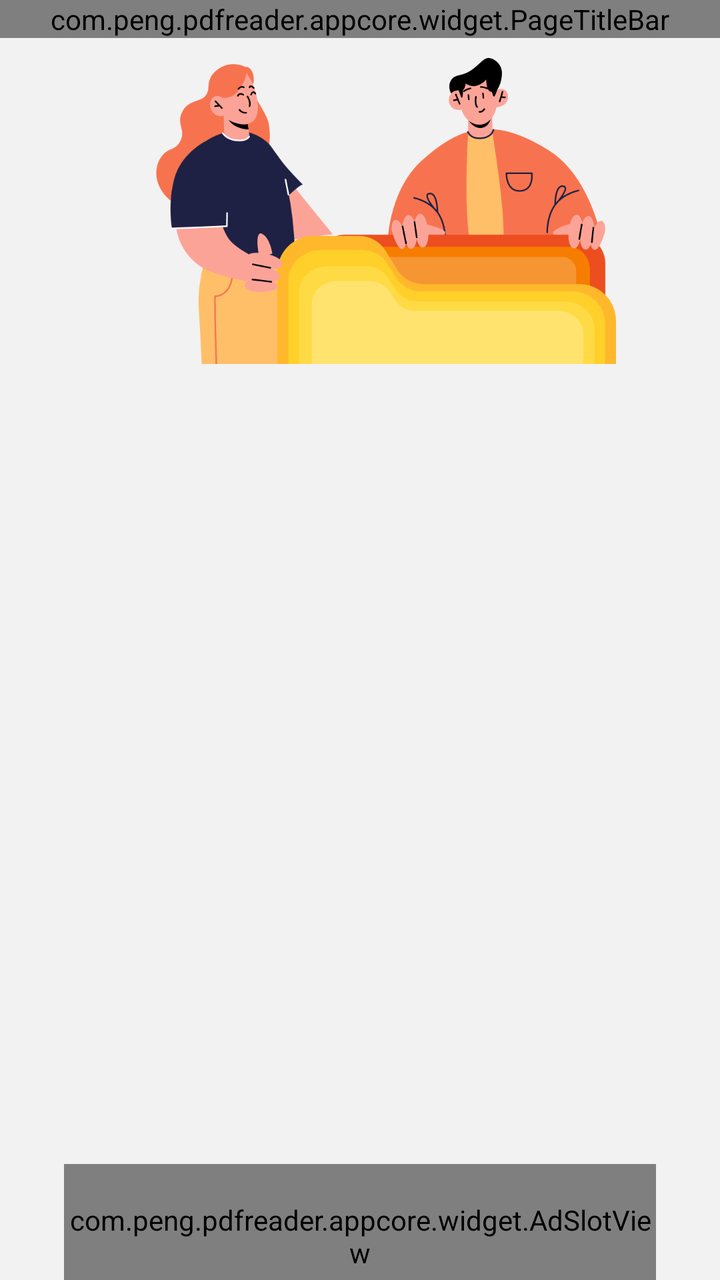
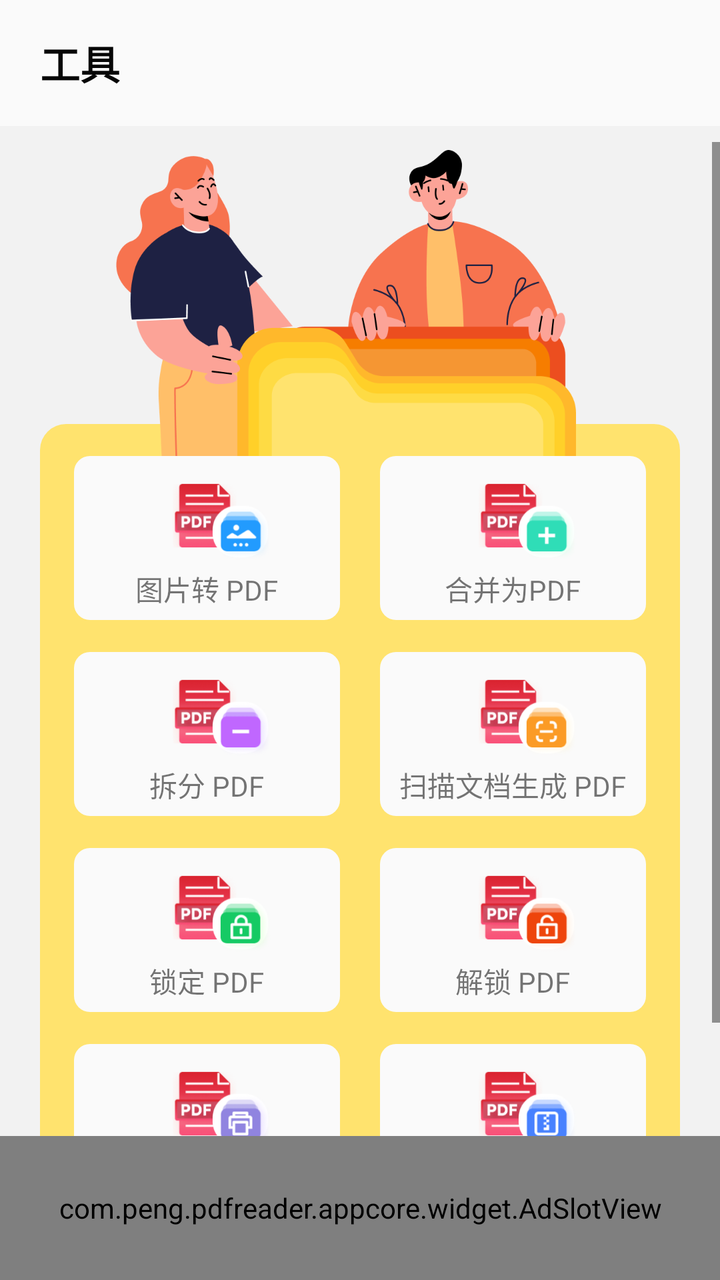

Two renders of the same Android screen: before a commit and after it. Below are the layout's source before the change and the commit's diff.
<!-- AndroidManifest.xml: application theme Theme.PdfReader -->
<!-- res/layout/fragment_tools.xml -->
<?xml version="1.0" encoding="utf-8"?>
<LinearLayout xmlns:android="http://schemas.android.com/apk/res/android"
    android:layout_width="match_parent"
    android:layout_height="match_parent"
    android:background="@color/surface_subtle"
    android:orientation="vertical">

    <com.peng.pdfreader.appcore.widget.PageTitleBar
        android:id="@+id/titleBar"
        android:layout_width="match_parent"
        android:layout_height="wrap_content" />

    <androidx.core.widget.NestedScrollView
        android:id="@+id/scroll"
        android:layout_width="match_parent"
        android:layout_height="0dp"
        android:layout_weight="1"
        android:fillViewport="true"
        android:layout_marginHorizontal="@dimen/dsg_radius_20"
        android:overScrollMode="never">

        <FrameLayout
            android:layout_width="match_parent"
            android:layout_height="wrap_content">

            
            <View
                android:id="@+id/panel"
                android:layout_width="match_parent"
                android:layout_height="420dp"
                android:layout_gravity="top|start"
                android:layout_marginHorizontal="20dp"
                android:layout_marginTop="147dp" />

            
            <androidx.recyclerview.widget.RecyclerView
                android:id="@+id/rvTools"
                android:layout_width="match_parent"
                android:layout_height="388dp"
                android:layout_gravity="top|start"
                android:layout_marginTop="163dp"
                android:clipToPadding="false"
                android:overScrollMode="never"
                android:scrollbars="none" />

            
            <ImageView
                android:id="@+id/ivIllustration"
                android:layout_width="320dp"
                android:layout_height="157dp"
                android:layout_gravity="top|start"
                android:layout_marginStart="20dp"
                android:layout_marginTop="6dp"
                android:contentDescription="@string/tools"
                android:src="@mipmap/bg_tools" />

            
            <com.peng.pdfreader.appcore.widget.AdSlotView
                android:id="@+id/adBanner"
                android:layout_width="match_parent"
                android:layout_height="72dp"
                android:layout_gravity="top|start"
                android:layout_marginStart="12dp"
                android:layout_marginTop="563dp"
                android:layout_marginEnd="12dp" />

        </FrameLayout>


    </androidx.core.widget.NestedScrollView>

</LinearLayout>
<!-- resources referenced by this layout -->
<resources>
  <color name="surface_subtle">#f2f2f2</color>
  <dimen name="dsg_radius_20">20dp</dimen>
  <string name="tools">工具</string>
  <style name="Theme.PdfReader" parent="Theme.AppCore">
          <item name="android:windowBackground">@color/surface_subtle</item>
      </style>
  <color name="brand_primary">#da232f</color>
  <color name="brand_primary_dark">#dc2634</color>
  <color name="text_on_tint">#f8fbff</color>
  <color name="status_error_deep">#cc2631</color>
  <color name="surface_card">#fafafa</color>
  <color name="text_primary">#060606</color>
  <color name="surface_muted">#f1f1f1</color>
  <color name="text_tertiary">#666666</color>
  <color name="status_error_crimson">#c42e47</color>
  <color name="text_secondary">#333333</color>
  <color name="text_placeholder">#999999</color>
  <style name="Widget.AppCore.BottomSheet" parent="Widget.MaterialComponents.BottomSheet.Modal">
          <item name="backgroundTint">@color/surface_white_alt</item>
          <item name="shapeAppearanceOverlay">@style/ShapeAppearance.AppCore.BottomSheet</item>
          <item name="android:background">@android:color/transparent</item>
      </style>
  <color name="surface_white_alt">#fffdfd</color>
  <style name="MaterialAlertDialog.AppCore" parent="MaterialAlertDialog.MaterialComponents">
          <item name="shapeAppearanceOverlay">@style/ShapeAppearance.AppCore.Dialog</item>
          <item name="backgroundTint">@color/surface_white_alt</item>
      </style>
  <style name="MaterialAlertDialog.AppCore.Title" parent="MaterialAlertDialog.MaterialComponents.Title.Text">
          <item name="android:textColor">@color/text_primary</item>
      </style>
  <style name="Widget.AppCore.Button.Text" parent="Widget.MaterialComponents.Button.TextButton">
          <item name="android:textColor">@color/text_on_tint</item>
          <item name="android:letterSpacing">0</item>
          <item name="android:textSize">16sp</item>
      </style>
  <style name="ShapeAppearance.AppCore.BottomSheet" parent="">
          <item name="cornerFamily">rounded</item>
          <item name="cornerSizeTopLeft">@dimen/radius_xl</item>
          <item name="cornerSizeTopRight">@dimen/radius_xl</item>
          <item name="cornerSizeBottomLeft">0dp</item>
          <item name="cornerSizeBottomRight">0dp</item>
      </style>
  <style name="ShapeAppearance.AppCore.Dialog" parent="">
          <item name="cornerFamily">rounded</item>
          <item name="cornerSize">@dimen/radius_xl</item>
      </style>
  <dimen name="radius_xl">16dp</dimen>
  <!-- unchanged entries left out for length: 4 -->
</resources>

<!-- the commit's change to res/layout/fragment_tools.xml (unified diff, before → after) -->
@@ -1,72 +1,305 @@
 <?xml version="1.0" encoding="utf-8"?>
-<LinearLayout xmlns:android="http://schemas.android.com/apk/res/android"
+<androidx.constraintlayout.widget.ConstraintLayout xmlns:android="http://schemas.android.com/apk/res/android"
     android:layout_width="match_parent"
     android:layout_height="match_parent"
+    xmlns:app="http://schemas.android.com/apk/res-auto"
     android:background="@color/surface_subtle"
     android:orientation="vertical">
 
-    <com.peng.pdfreader.appcore.widget.PageTitleBar
-        android:id="@+id/titleBar"
+    <TextView
+        android:id="@+id/title"
         android:layout_width="match_parent"
-        android:layout_height="wrap_content" />
-
-    <androidx.core.widget.NestedScrollView
+        android:layout_height="63dp"
+        android:gravity="center_vertical"
+        android:paddingLeft="20dp"
+        android:text="@string/tools"
+        android:textColor="#ff060606"
+        android:textSize="20sp"
+        android:textStyle="bold"
+        android:background="#fffafafa"
+        app:layout_constraintTop_toTopOf="parent"
+        />
+
+    <ScrollView
         android:id="@+id/scroll"
         android:layout_width="match_parent"
         android:layout_height="0dp"
-        android:layout_weight="1"
-        android:fillViewport="true"
-        android:layout_marginHorizontal="@dimen/dsg_radius_20"
-        android:overScrollMode="never">
-
-        <FrameLayout
+        android:layout_marginTop="8dp"
+        android:overScrollMode="never"
+        app:layout_constraintTop_toBottomOf="@+id/title"
+        app:layout_constraintBottom_toTopOf="@+id/adBanner"
+        >
+
+        <LinearLayout
             android:layout_width="match_parent"
-            android:layout_height="wrap_content">
-
-            
-            <View
-                android:id="@+id/panel"
+            android:layout_height="match_parent"
+            android:layout_marginHorizontal="20dp"
+            android:orientation="vertical">
+
+            <FrameLayout
                 android:layout_width="match_parent"
-                android:layout_height="420dp"
-                android:layout_gravity="top|start"
-                android:layout_marginHorizontal="20dp"
-                android:layout_marginTop="147dp" />
-
-            
-            <androidx.recyclerview.widget.RecyclerView
-                android:id="@+id/rvTools"
-                android:layout_width="match_parent"
-                android:layout_height="388dp"
-                android:layout_gravity="top|start"
-                android:layout_marginTop="163dp"
-                android:clipToPadding="false"
-                android:overScrollMode="never"
-                android:scrollbars="none" />
-
-            
-            <ImageView
-                android:id="@+id/ivIllustration"
-                android:layout_width="320dp"
-                android:layout_height="157dp"
-                android:layout_gravity="top|start"
-                android:layout_marginStart="20dp"
-                android:layout_marginTop="6dp"
-                android:contentDescription="@string/tools"
-                android:src="@mipmap/bg_tools" />
-
-            
-            <com.peng.pdfreader.appcore.widget.AdSlotView
-                android:id="@+id/adBanner"
-                android:layout_width="match_parent"
-                android:layout_height="72dp"
-                android:layout_gravity="top|start"
-                android:layout_marginStart="12dp"
-                android:layout_marginTop="563dp"
-                android:layout_marginEnd="12dp" />
-
-        </FrameLayout>
-
-
-    </androidx.core.widget.NestedScrollView>
-
-</LinearLayout>
+                android:layout_height="wrap_content">
+
+                <LinearLayout
+                    android:layout_width="match_parent"
+                    android:layout_height="420dp"
+                    android:background="@drawable/bg_yellow_r13"
+                    android:orientation="vertical"
+                    android:layout_marginTop="141dp"
+                    android:paddingHorizontal="17dp">
+
+                    <LinearLayout
+                        android:layout_width="match_parent"
+                        android:layout_height="wrap_content"
+                        android:layout_marginTop="16dp"
+                        android:orientation="horizontal">
+
+                        <LinearLayout
+                            android:id="@+id/llImageToPDF"
+                            android:layout_width="0dp"
+                            android:layout_height="82dp"
+                            android:layout_weight="1"
+                            android:background="@drawable/bg_card_r8"
+                            android:gravity="center_horizontal"
+                            android:orientation="vertical">
+
+                            <ImageView
+                                android:layout_width="80dp"
+                                android:layout_height="44dp"
+                                android:layout_marginTop="8dp"
+                                android:src="@mipmap/ic_tools_image_to_pdf" />
+
+                            <TextView
+                                android:layout_width="wrap_content"
+                                android:layout_height="wrap_content"
+                                android:layout_marginTop="4dp"
+                                android:text="@string/image_to_pdf" />
+
+                        </LinearLayout>
+
+                        <View
+                            android:layout_width="20dp"
+                            android:layout_height="1dp" />
+
+                        <LinearLayout
+                            android:id="@+id/llMergePDF"
+                            android:layout_width="0dp"
+                            android:layout_height="82dp"
+                            android:layout_weight="1"
+                            android:background="@drawable/bg_card_r8"
+                            android:gravity="center_horizontal"
+                            android:orientation="vertical">
+
+                            <ImageView
+                                android:layout_width="80dp"
+                                android:layout_height="44dp"
+                                android:layout_marginTop="8dp"
+                                android:src="@mipmap/ic_tools_merge_pdf" />
+
+                            <TextView
+                                android:layout_width="wrap_content"
+                                android:layout_height="wrap_content"
+                                android:layout_marginTop="4dp"
+                                android:text="@string/merge_to_pdf" />
+
+                        </LinearLayout>
+
+                    </LinearLayout>
+
+                    <LinearLayout
+                        android:layout_width="match_parent"
+                        android:layout_height="wrap_content"
+                        android:layout_marginTop="16dp"
+                        android:orientation="horizontal">
+
+                        <LinearLayout
+                            android:id="@+id/llSplitPDF"
+                            android:layout_width="0dp"
+                            android:layout_height="82dp"
+                            android:layout_weight="1"
+                            android:background="@drawable/bg_card_r8"
+                            android:gravity="center_horizontal"
+                            android:orientation="vertical">
+
+                            <ImageView
+                                android:layout_width="80dp"
+                                android:layout_height="44dp"
+                                android:layout_marginTop="8dp"
+                                android:src="@mipmap/ic_tools_split_pdf" />
+
+                            <TextView
+                                android:layout_width="wrap_content"
+                                android:layout_height="wrap_content"
+                                android:layout_marginTop="4dp"
+                                android:text="@string/split" />
+
+                        </LinearLayout>
+
+                        <View
+                            android:layout_width="20dp"
+                            android:layout_height="1dp" />
+
+                        <LinearLayout
+                            android:id="@+id/llScanPDF"
+                            android:layout_width="0dp"
+                            android:layout_height="82dp"
+                            android:layout_weight="1"
+                            android:background="@drawable/bg_card_r8"
+                            android:gravity="center_horizontal"
+                            android:orientation="vertical">
+
+                            <ImageView
+                                android:layout_width="80dp"
+                                android:layout_height="44dp"
+                                android:layout_marginTop="8dp"
+                                android:src="@mipmap/ic_tools_scan" />
+
+                            <TextView
+                                android:layout_width="wrap_content"
+                                android:layout_height="wrap_content"
+                                android:layout_marginTop="4dp"
+                                android:text="@string/scan_to_pdf" />
+
+                        </LinearLayout>
+
+                    </LinearLayout>
+
+                    <LinearLayout
+                        android:layout_width="match_parent"
+                        android:layout_height="wrap_content"
+                        android:layout_marginTop="16dp"
+                        android:orientation="horizontal">
+
+                        <LinearLayout
+                            android:id="@+id/llLockPDF"
+                            android:layout_width="0dp"
+                            android:layout_height="82dp"
+                            android:layout_weight="1"
+                            android:background="@drawable/bg_card_r8"
+                            android:gravity="center_horizontal"
+                            android:orientation="vertical">
+
+                            <ImageView
+                                android:layout_width="80dp"
+                                android:layout_height="44dp"
+                                android:layout_marginTop="8dp"
+                                android:src="@mipmap/ic_tools_lock" />
+
+                            <TextView
+                                android:layout_width="wrap_content"
+                                android:layout_height="wrap_content"
+                                android:layout_marginTop="4dp"
+                                android:text="@string/tools_label_lock" />
+
+                        </LinearLayout>
+
+                        <View
+                            android:layout_width="20dp"
+                            android:layout_height="1dp" />
+
+                        <LinearLayout
+                            android:id="@+id/llUnlockPDF"
+                            android:layout_width="0dp"
+                            android:layout_height="82dp"
+                            android:layout_weight="1"
+                            android:background="@drawable/bg_card_r8"
+                            android:gravity="center_horizontal"
+                            android:orientation="vertical">
+
+                            <ImageView
+                                android:layout_width="80dp"
+                                android:layout_height="44dp"
+                                android:layout_marginTop="8dp"
+                                android:src="@mipmap/ic_tools_unlock" />
+
+                            <TextView
+                                android:layout_width="wrap_content"
+                                android:layout_height="wrap_content"
+                                android:layout_marginTop="4dp"
+                                android:text="@string/tools_label_unlock" />
+
+                        </LinearLayout>
+
+                    </LinearLayout>
+
+                    <LinearLayout
+                        android:layout_width="match_parent"
+                        android:layout_height="wrap_content"
+                        android:layout_marginTop="16dp"
+                        android:orientation="horizontal">
+
+                        <LinearLayout
+                            android:id="@+id/llPrintPDF"
+                            android:layout_width="0dp"
+                            android:layout_height="82dp"
+                            android:layout_weight="1"
+                            android:background="@drawable/bg_card_r8"
+                            android:gravity="center_horizontal"
+                            android:orientation="vertical">
+
+                            <ImageView
+                                android:layout_width="80dp"
+                                android:layout_height="44dp"
+                                android:layout_marginTop="8dp"
+                                android:src="@mipmap/ic_tools_print_pdf" />
+
+                            <TextView
+                                android:layout_width="wrap_content"
+                                android:layout_height="wrap_content"
+                                android:layout_marginTop="4dp"
+                                android:text="@string/tools_print_title" />
+
+                        </LinearLayout>
+
+                        <View
+                            android:layout_width="20dp"
+                            android:layout_height="1dp" />
+
+                        <LinearLayout
+                            android:id="@+id/llCompressPDF"
+                            android:layout_width="0dp"
+                            android:layout_height="82dp"
+                            android:layout_weight="1"
+                            android:background="@drawable/bg_card_r8"
+                            android:gravity="center_horizontal"
+                            android:orientation="vertical">
+
+                            <ImageView
+                                android:layout_width="80dp"
+                                android:layout_height="44dp"
+                                android:layout_marginTop="8dp"
+                                android:src="@mipmap/ic_tools_compress" />
+
+                            <TextView
+                                android:layout_width="wrap_content"
+                                android:layout_height="wrap_content"
+                                android:layout_marginTop="4dp"
+                                android:text="@string/compress" />
+
+                        </LinearLayout>
+
+                    </LinearLayout>
+
+                </LinearLayout>
+
+                <ImageView
+                    android:id="@+id/ivIllustration"
+                    android:layout_width="match_parent"
+                    android:layout_height="157dp"
+                    android:layout_gravity="top|start"
+                    android:contentDescription="@string/tools"
+                    android:src="@mipmap/bg_tools" />
+
+            </FrameLayout>
+        </LinearLayout>
+
+    </ScrollView>
+
+    <com.peng.pdfreader.appcore.widget.AdSlotView
+        android:id="@+id/adBanner"
+        android:layout_width="match_parent"
+        android:layout_height="72dp"
+        app:layout_constraintBottom_toBottomOf="parent"
+        />
+
+</androidx.constraintlayout.widget.ConstraintLayout>
<!-- resource entries referenced after the edit -->
@@ -1,8 +1,38 @@
 <!-- resources referenced by this layout -->
 <resources>
   <color name="surface_subtle">#f2f2f2</color>
-  <dimen name="dsg_radius_20">20dp</dimen>
+  <!-- drawable bg_card_r8 (drawable) -->
+  <?xml version="1.0" encoding="utf-8"?>
+  <shape xmlns:android="http://schemas.android.com/apk/res/android"
+      android:shape="rectangle"
+      >
+      <solid android:color="#fffafafa"/>
+      <corners android:radius="8dp"/>
+  </shape>
+  <!-- drawable bg_yellow_r13 (drawable) -->
+  <?xml version="1.0" encoding="utf-8"?>
+  <shape xmlns:android="http://schemas.android.com/apk/res/android"
+      android:shape="rectangle">
+      <solid android:color="#ffffe36e" />
+      <corners android:radius="13dp" />
+  </shape>
+  <!-- mipmap ic_tools_compress: webp bitmap (mipmap-xxhdpi, 16678 bytes) -->
+  <!-- mipmap ic_tools_image_to_pdf: webp bitmap (mipmap-xxhdpi, 17192 bytes) -->
+  <!-- mipmap ic_tools_lock: webp bitmap (mipmap-xxhdpi, 16508 bytes) -->
+  <!-- mipmap ic_tools_merge_pdf: webp bitmap (mipmap-xxhdpi, 15646 bytes) -->
+  <!-- mipmap ic_tools_print_pdf: webp bitmap (mipmap-xxhdpi, 16486 bytes) -->
+  <!-- mipmap ic_tools_scan: webp bitmap (mipmap-xxhdpi, 16580 bytes) -->
+  <!-- mipmap ic_tools_split_pdf: webp bitmap (mipmap-xxhdpi, 16204 bytes) -->
+  <!-- mipmap ic_tools_unlock: webp bitmap (mipmap-xxhdpi, 16758 bytes) -->
+  <string name="compress">压缩</string>
+  <string name="image_to_pdf">图片转 PDF</string>
+  <string name="merge_to_pdf">合并为PDF</string>
+  <string name="scan_to_pdf">扫描文档生成 PDF</string>
+  <string name="split">拆分 PDF</string>
   <string name="tools">工具</string>
+  <string name="tools_label_lock">锁定 PDF</string>
+  <string name="tools_label_unlock">解锁 PDF</string>
+  <string name="tools_print_title">PDF 打印</string>
   <style name="Theme.PdfReader" parent="Theme.AppCore">
           <item name="android:windowBackground">@color/surface_subtle</item>
       </style>
